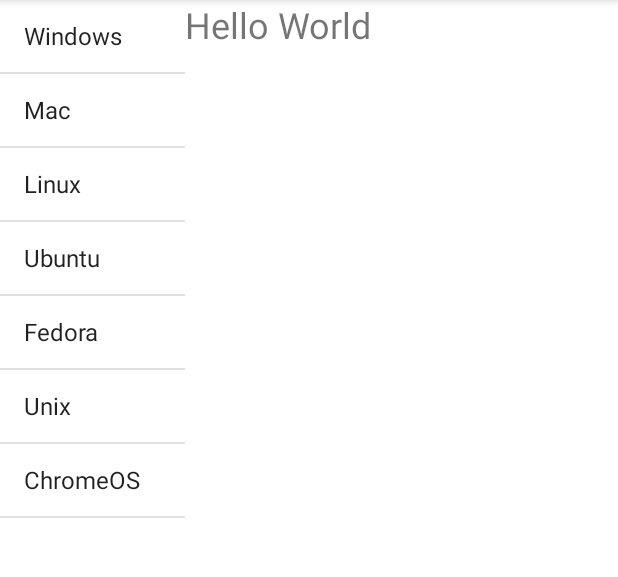
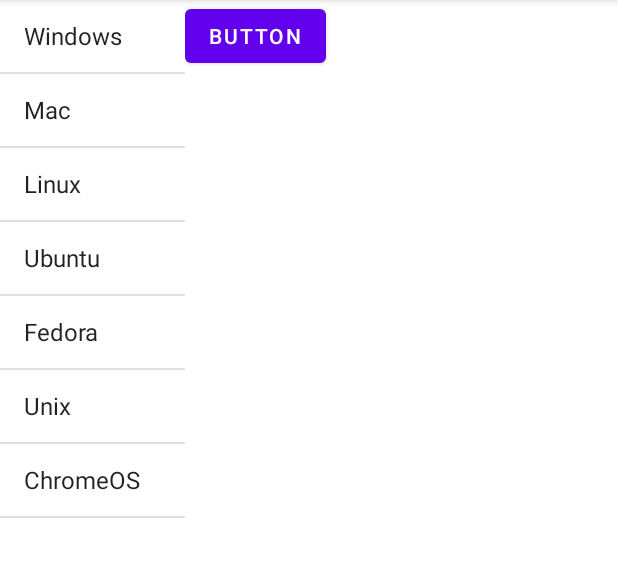
Before and after one commit to abdulwaheed-dev/MAD-Android-Kotlin, an Android app: the screen it shows after launch (MainActivity), on a phone screen of 412 x 824 dp, the part 84-661 px from its top. Run offline under Robolectric (Android 15) with nearby library versions, the phone set to English and light mode, and no system bars.

Commit message:
fragmentExample-btnActionListenerInFragment

```diff
--- a/FragmentExample/app/src/main/java/com/example/fragmentexample/detailsFragment.kt
+++ b/FragmentExample/app/src/main/java/com/example/fragmentexample/detailsFragment.kt
@@ -5,21 +5,12 @@
 import android.view.LayoutInflater
 import android.view.View
 import android.view.ViewGroup
+import android.widget.Button
+import android.widget.Toast
 
-// TODO: Rename parameter arguments, choose names that match
-// the fragment initialization parameters, e.g. ARG_ITEM_NUMBER
-private const val ARG_PARAM1 = "param1"
-private const val ARG_PARAM2 = "param2"
 
-/**
- * A simple [Fragment] subclass.
- * Use the [detailsFragment.newInstance] factory method to
- * create an instance of this fragment.
- */
 class detailsFragment : Fragment() {
-    // TODO: Rename and change types of parameters
-    private var param1: String? = null
-    private var param2: String? = null
+
 
     override fun onCreate(savedInstanceState: Bundle?) {
         super.onCreate(savedInstanceState)
@@ -30,8 +21,14 @@
         inflater: LayoutInflater, container: ViewGroup?,
         savedInstanceState: Bundle?
     ): View? {
-        // Inflate the layout for this fragment
-        return inflater.inflate(R.layout.fragment_details, container, false)
+        val view = inflater.inflate(R.layout.fragment_details, container, false)
+
+        val btn = view.findViewById<Button>(R.id.button)
+        btn.setOnClickListener(){
+            Toast.makeText(requireActivity(),"Hello World",Toast.LENGTH_SHORT).show()
+        }
+
+        return view
     }
 
 }
--- a/FragmentExample/app/src/main/res/layout/fragment_details.xml
+++ b/FragmentExample/app/src/main/res/layout/fragment_details.xml
@@ -5,10 +5,9 @@
     android:layout_height="match_parent"
     tools:context=".detailsFragment">
 
-    <TextView
-        android:id="@+id/textView"
+    <Button
+        android:id="@+id/button"
         android:layout_width="wrap_content"
-        android:layout_height="72dp"
-        android:text="Hello World"
-        android:textSize="24sp" />
+        android:layout_height="wrap_content"
+        android:text="Button" />
 </FrameLayout>
```
